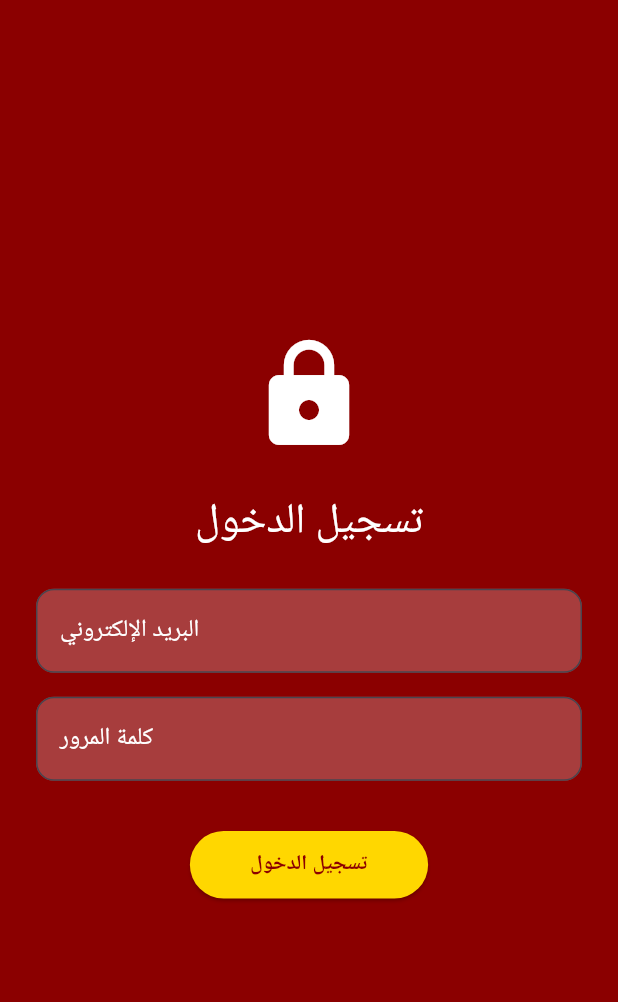
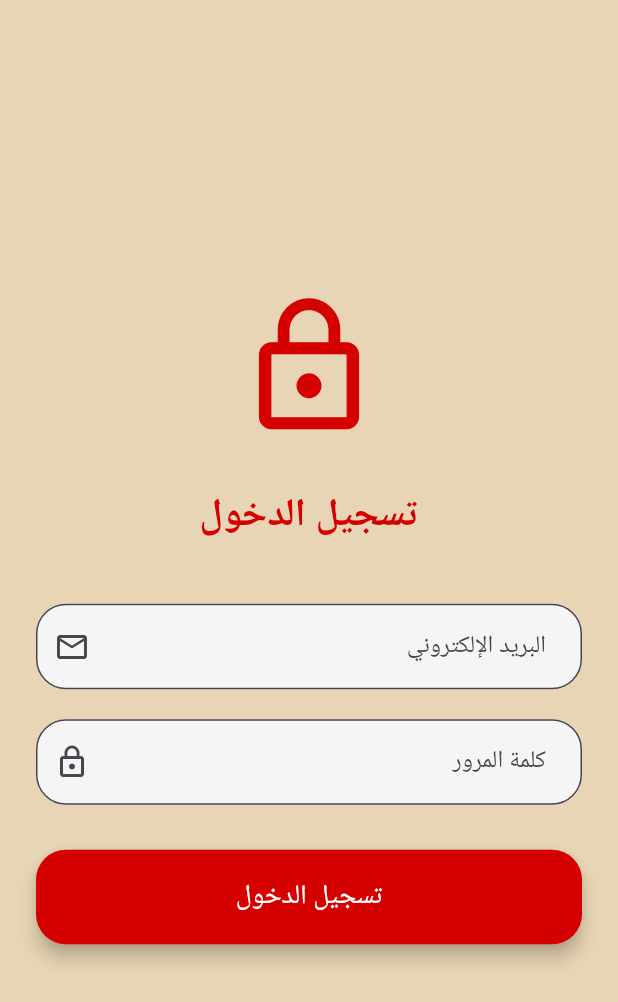
Before and after one commit to Ghaithmuhabni/ALMUHBANI_APP, a Flutter app: the LoginPage screen opened directly, on a phone screen of 412 x 824 dp. Shown: the top 1002 px of the screen. Run offline on Flutter 3.47's test engine with Material 3 defaults, Android fonts, the phone set to English and light mode, and no system bars; our stand-ins replace google_maps_flutter; Roboto replaces fonts that are missing (Amiri, Poppins).

Commit message:
add login page

```diff
--- a/lib/auth/login_page.dart
+++ b/lib/auth/login_page.dart
@@ -1,111 +1,122 @@
 import 'package:flutter/material.dart';
-import 'package:firebase_auth/firebase_auth.dart';
 
 class LoginPage extends StatefulWidget {
-  const LoginPage({super.key});
+  const LoginPage({Key? key}) : super(key: key);
 
   @override
   State<LoginPage> createState() => _LoginPageState();
 }
 
 class _LoginPageState extends State<LoginPage> {
-  final emailController = TextEditingController();
-  final passwordController = TextEditingController();
-  final FirebaseAuth _auth = FirebaseAuth.instance;
-
-  bool isLoading = false;
-  String? errorMessage;
-
-  void login() async {
-    setState(() {
-      isLoading = true;
-      errorMessage = null;
-    });
-
-    try {
-      await _auth.signInWithEmailAndPassword(
-        email: emailController.text.trim(),
-        password: passwordController.text.trim(),
-      );
-      Navigator.of(context).pop(); // العودة إلى الصفحة السابقة بعد تسجيل الدخول
-    } on FirebaseAuthException catch (e) {
-      setState(() {
-        errorMessage = e.message;
-      });
-    } finally {
-      setState(() {
-        isLoading = false;
-      });
-    }
-  }
+  final TextEditingController _emailController = TextEditingController();
+  final TextEditingController _passwordController = TextEditingController();
 
   @override
   Widget build(BuildContext context) {
     return Scaffold(
-      backgroundColor: const Color(0xFF8B0000),
+      backgroundColor: const Color(0xFFE8D5B5),
       body: Center(
         child: SingleChildScrollView(
-          padding: const EdgeInsets.symmetric(horizontal: 24),
+          padding: const EdgeInsets.all(24.0),
           child: Column(
+            mainAxisAlignment: MainAxisAlignment.center,
             children: [
-              const Icon(Icons.lock, color: Colors.white, size: 80),
-              const SizedBox(height: 24),
-              const Text(
-                'تسجيل الدخول',
+              // اللوغو
+              Icon(
+                Icons.lock_outline,
+                size: 100,
+                color: Colors.redAccent.shade700,
+              ),
+              const SizedBox(height: 30),
+
+              // عنوان
+              Text(
+                "تسجيل الدخول",
                 style: TextStyle(
-                  fontFamily: 'Amiri',
-                  fontSize: 28,
-                  color: Colors.white,
+                  fontSize: 26,
+                  fontWeight: FontWeight.bold,
+                  color: Colors.redAccent.shade700,
                 ),
               ),
-              const SizedBox(height: 24),
+              const SizedBox(height: 40),
+
+              // حقل البريد الإلكتروني
               TextField(
-                controller: emailController,
-                textDirection: TextDirection.rtl,
+                textAlign: TextAlign.right,
+                controller: _emailController,
                 decoration: InputDecoration(
-                  labelText: 'البريد الإلكتروني',
-                  labelStyle: const TextStyle(color: Colors.white),
+                  focusedBorder: OutlineInputBorder(
+                    borderSide: BorderSide(color: Colors.black, width: 1.8),
+                    borderRadius: BorderRadius.circular(20.0),
+                  ),
+                  prefixIcon: const Icon(Icons.email_outlined),
+                  hintText: "البريد الإلكتروني",
                   filled: true,
-                  fillColor: Colors.white24,
+                  fillColor: Colors.grey.shade100,
+                  contentPadding: const EdgeInsets.symmetric(
+                    vertical: 16.0,
+                    horizontal: 20.0,
+                  ),
                   border: OutlineInputBorder(
-                    borderRadius: BorderRadius.circular(12),
+                    borderRadius: BorderRadius.circular(20.0),
+                    borderSide: BorderSide(
+                      color: Colors.redAccent.shade700,
+                      style: BorderStyle.none,
+                    ),
                   ),
                 ),
               ),
-              const SizedBox(height: 16),
+              const SizedBox(height: 20),
+
+              // حقل كلمة المرور
               TextField(
-                controller: passwordController,
+                textAlign: TextAlign.right,
+                controller: _passwordController,
                 obscureText: true,
-                textDirection: TextDirection.rtl,
                 decoration: InputDecoration(
-                  labelText: 'كلمة المرور',
-                  labelStyle: const TextStyle(color: Colors.white),
+                  focusedBorder: OutlineInputBorder(
+                    borderSide: BorderSide(color: Colors.black, width: 1.8),
+                    borderRadius: BorderRadius.circular(20.0),
+                  ),
+                  prefixIcon: const Icon(Icons.lock_outline),
+                  hintText: "كلمة المرور",
                   filled: true,
-                  fillColor: Colors.white24,
+                  fillColor: Colors.grey.shade100,
+                  contentPadding: const EdgeInsets.symmetric(
+                    vertical: 16.0,
+                    horizontal: 20.0,
+                  ),
                   border: OutlineInputBorder(
-                    borderRadius: BorderRadius.circular(12),
+                    borderRadius: BorderRadius.circular(20.0),
+                    borderSide: BorderSide(
+                      color: Colors.redAccent.shade700,
+                      style: BorderStyle.none,
+                    ),
                   ),
                 ),
               ),
-              const SizedBox(height: 16),
-              if (errorMessage != null)
-                Text(errorMessage!, style: const TextStyle(color: Colors.yellow)),
-              const SizedBox(height: 16),
-              ElevatedButton(
-                onPressed: isLoading ? null : login,
-                style: ElevatedButton.styleFrom(
-                  backgroundColor: const Color(0xFFFFD700),
-                  padding: const EdgeInsets.symmetric(horizontal: 40, vertical: 12),
+              const SizedBox(height: 30),
+
+              // زر تسجيل الدخول
+              SizedBox(
+                width: double.infinity,
+                child: ElevatedButton(
+                  onPressed: () {
+                    // تنفيذ تسجيل الدخول
+                  },
+                  style: ElevatedButton.styleFrom(
+                    backgroundColor: Colors.redAccent.shade700,
+                    padding: const EdgeInsets.symmetric(vertical: 18),
+                    shape: RoundedRectangleBorder(
+                      borderRadius: BorderRadius.circular(20),
+                    ),
+                    elevation: 5,
+                  ),
+                  child: const Text(
+                    "تسجيل الدخول",
+                    style: TextStyle(fontSize: 18, color: Colors.white),
+                  ),
                 ),
-                child: isLoading
-                    ? const CircularProgressIndicator(color: Color(0xFF8B0000))
-                    : const Text(
-                        'تسجيل الدخول',
-                        style: TextStyle(
-                          color: Color(0xFF8B0000),
-                          fontWeight: FontWeight.bold,
-                        ),
-                      ),
               ),
             ],
           ),
--- a/lib/branch/branchs_page.dart
+++ b/lib/branch/branchs_page.dart
@@ -1,4 +1,5 @@
 import 'package:flutter/material.dart';
+import 'package:flutter_application_1/auth/login_page.dart';
 import 'branch_details.dart';
 
 class Branch {
@@ -50,10 +51,19 @@ class BranchesPage extends StatelessWidget {
           // الشعار
           Padding(
             padding: const EdgeInsets.only(top: 40, bottom: 20),
-            child: Image.asset(
-              'images/logo1.png',
-              height: 200,
-              fit: BoxFit.fitHeight,
+            child: GestureDetector(
+              onLongPress: () {
+                // الانتقال إلى صفحة تسجيل الدخول عند الضغط المطوّل
+                Navigator.push(
+                  context,
+                  MaterialPageRoute(builder: (_) => LoginPage()),
+                );
+              },
+              child: Image.asset(
+                'images/logo1.png',
+                height: 200,
+                fit: BoxFit.fitHeight,
+              ),
             ),
           ),
 
```
Also changed, not shown: pubspec.lock, 1 other file.
